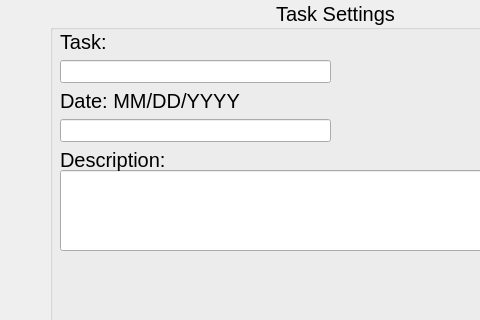
The window that tasksettings.ui (luterofromtx/ActivityPlanner) describes before a commit, drawn with Qt 5; both pictures show x 0 to 480 and y 0 to 320 of the 730 by 482 pixel window.
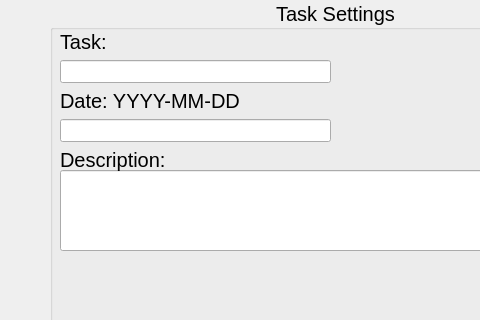
The same window after the commit.

What changed in the file:
```diff
--- a/tasksettings.ui
+++ b/tasksettings.ui
@@ -106,7 +106,7 @@
      <item>
       <widget class="QLabel" name="label_2">
        <property name="text">
-        <string>Date: MM/DD/YYYY</string>
+        <string>Date: YYYY-MM-DD</string>
        </property>
       </widget>
      </item>
```
Left out of the diff: 1 changed line with no effect on the pictures.
